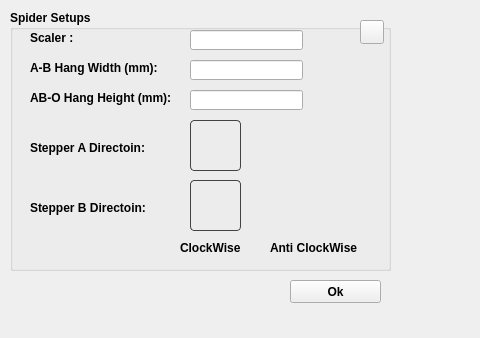
Makeblock-official/mDrawBot, file mDrawGui/SpiderSetup.ui: the form before one commit; both pictures show x 0 to 480 and y 0 to 338 of the 990 by 480 pixel window.
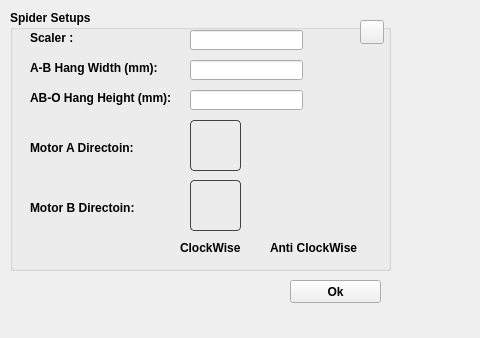
The form after the commit. Icons and pictures are not drawn.

Patch:
```diff
--- a/mDrawGui/SpiderSetup.ui
+++ b/mDrawGui/SpiderSetup.ui
@@ -106,7 +106,7 @@
      </rect>
     </property>
     <property name="text">
-     <string>Stepper A Directoin:</string>
+     <string>Motor A Directoin:</string>
     </property>
    </widget>
    <widget class="QLabel" name="label_4">
@@ -119,7 +119,7 @@
      </rect>
     </property>
     <property name="text">
-     <string>Stepper B Directoin:</string>
+     <string>Motor B Directoin:</string>
     </property>
    </widget>
    <widget class="QLabel" name="motoA_CK">
```
